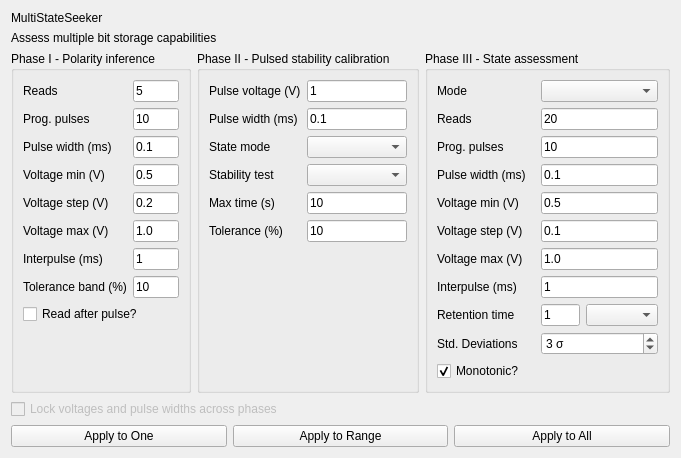
Old version of the form uis/mss.ui in the repository arc-instruments/arc1_pyqt.
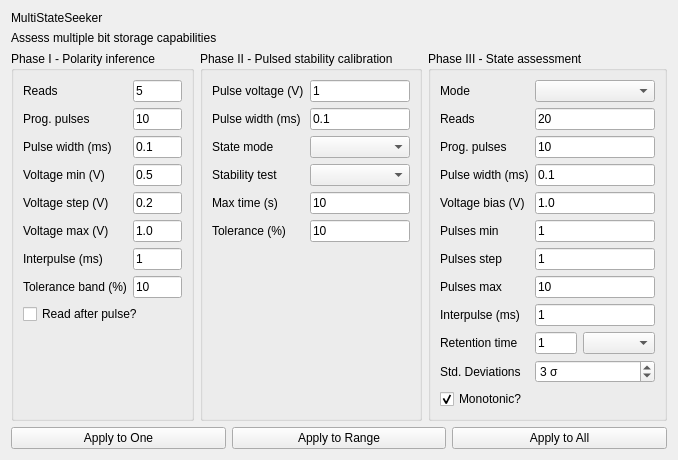
New version of the form. The open tabs and pages were chosen to show the change.

Commit message: Add support for programming sweep mode

```diff
--- a/uis/mss.ui
+++ b/uis/mss.ui
@@ -6,8 +6,8 @@
    <rect>
     <x>0</x>
     <y>0</y>
-    <width>681</width>
-    <height>428</height>
+    <width>678</width>
+    <height>431</height>
    </rect>
   </property>
   <property name="windowTitle">
@@ -167,157 +167,15 @@
       <string>Phase III - State assessment</string>
      </property>
      <layout class="QGridLayout" name="gridLayout_4">
-      <item row="11" column="1">
-       <widget class="QSpinBox" name="stateStdevSpinBox">
-        <property name="suffix">
-         <string> σ</string>
-        </property>
-        <property name="minimum">
-         <number>1</number>
-        </property>
-        <property name="maximum">
-         <number>9</number>
-        </property>
-        <property name="value">
-         <number>3</number>
-        </property>
-       </widget>
-      </item>
-      <item row="1" column="1">
-       <widget class="QLineEdit" name="stateReadsEdit">
+      <item row="0" column="0">
+       <widget class="QLabel" name="label_25">
         <property name="text">
-         <string>20</string>
+         <string>Mode</string>
         </property>
        </widget>
       </item>
-      <item row="2" column="0">
-       <widget class="QLabel" name="label_23">
-        <property name="text">
-         <string>Prog. pulses</string>
-        </property>
-       </widget>
-      </item>
-      <item row="9" column="0">
-       <widget class="QLabel" name="label_20">
-        <property name="text">
-         <string>Interpulse (ms)</string>
-        </property>
-       </widget>
-      </item>
-      <item row="13" column="0">
-       <spacer name="verticalSpacer_3">
-        <property name="orientation">
-         <enum>Qt::Vertical</enum>
-        </property>
-        <property name="sizeHint" stdset="0">
-         <size>
-          <width>20</width>
-          <height>40</height>
-         </size>
-        </property>
-       </spacer>
-      </item>
-      <item row="9" column="1">
-       <widget class="QLineEdit" name="stateInterpulseEdit">
-        <property name="text">
-         <string>1</string>
-        </property>
-       </widget>
-      </item>
-      <item row="1" column="0">
-       <widget class="QLabel" name="label_21">
-        <property name="text">
-         <string>Reads</string>
-        </property>
-       </widget>
-      </item>
-      <item row="11" column="0">
-       <widget class="QLabel" name="label_19">
-        <property name="text">
-         <string>Std. Deviations</string>
-        </property>
-       </widget>
-      </item>
-      <item row="10" column="1">
-       <layout class="QHBoxLayout" name="horizontalLayout_6" stretch="0,0,0,0">
-        <property name="spacing">
-         <number>0</number>
-        </property>
-        <item>
-         <widget class="QLineEdit" name="stateRetentionEdit">
-          <property name="sizePolicy">
-           <sizepolicy hsizetype="Maximum" vsizetype="Fixed">
-            <horstretch>0</horstretch>
-            <verstretch>0</verstretch>
-           </sizepolicy>
-          </property>
-          <property name="maximumSize">
-           <size>
-            <width>100</width>
-            <height>16777215</height>
-           </size>
-          </property>
-          <property name="text">
-           <string>1</string>
-          </property>
-         </widget>
-        </item>
-        <item>
-         <spacer name="horizontalSpacer_2">
-          <property name="orientation">
-           <enum>Qt::Horizontal</enum>
-          </property>
-          <property name="sizeType">
-           <enum>QSizePolicy::Fixed</enum>
-          </property>
-          <property name="sizeHint" stdset="0">
-           <size>
-            <width>6</width>
-            <height>20</height>
-           </size>
-          </property>
-         </spacer>
-        </item>
-        <item>
-         <widget class="QComboBox" name="stateRetentionMultiplierComboBox">
-          <property name="sizePolicy">
-           <sizepolicy hsizetype="Expanding" vsizetype="Fixed">
-            <horstretch>0</horstretch>
-            <verstretch>0</verstretch>
-           </sizepolicy>
-          </property>
-          <property name="maximumSize">
-           <size>
-            <width>100</width>
-            <height>16777215</height>
-           </size>
-          </property>
-         </widget>
-        </item>
-        <item>
-         <spacer name="horizontalSpacer">
-          <property name="orientation">
-           <enum>Qt::Horizontal</enum>
-          </property>
-          <property name="sizeType">
-           <enum>QSizePolicy::MinimumExpanding</enum>
-          </property>
-          <property name="sizeHint" stdset="0">
-           <size>
-            <width>0</width>
-            <height>20</height>
-           </size>
-          </property>
-         </spacer>
-        </item>
-       </layout>
-      </item>
-      <item row="10" column="0">
-       <widget class="QLabel" name="label_22">
-        <property name="text">
-         <string>Retention time</string>
-        </property>
-       </widget>
+      <item row="0" column="1">
+       <widget class="QComboBox" name="assessModeCombo"/>
       </item>
       <item row="2" column="1">
        <widget class="QLineEdit" name="statePulsesEdit">
@@ -326,7 +184,7 @@
         </property>
        </widget>
       </item>
-      <item row="12" column="0" colspan="2">
+      <item row="13" column="0" colspan="2">
        <widget class="QCheckBox" name="monotonicCheckBox">
         <property name="text">
          <string>Monotonic?</string>
@@ -336,17 +194,7 @@
         </property>
        </widget>
       </item>
-      <item row="0" column="0">
-       <widget class="QLabel" name="label_25">
-        <property name="text">
-         <string>Mode</string>
-        </property>
-       </widget>
-      </item>
-      <item row="0" column="1">
-       <widget class="QComboBox" name="assessModeCombo"/>
-      </item>
-      <item row="5" column="0">
+      <item row="6" column="0">
        <widget class="QStackedWidget" name="pwConst03LabelStackedWidget">
         <property name="currentIndex">
          <number>0</number>
@@ -385,9 +233,26 @@
           </item>
          </layout>
         </widget>
+        <widget class="QWidget" name="page_22">
+         <layout class="QHBoxLayout" name="horizontalLayout_8">
+          <property name="spacing">
+           <number>0</number>
+          </property>
+          <property name="margin">
+           <number>0</number>
+          </property>
+          <item>
+           <widget class="QLabel" name="label_31">
+            <property name="text">
+             <string>Pulses step</string>
+            </property>
+           </widget>
+          </item>
+         </layout>
+        </widget>
        </widget>
       </item>
-      <item row="5" column="1">
+      <item row="6" column="1">
        <widget class="QStackedWidget" name="pwConst03EditStackedWidget">
         <property name="currentIndex">
          <number>0</number>
@@ -426,9 +291,26 @@
           </item>
          </layout>
         </widget>
+        <widget class="QWidget" name="page_25">
+         <layout class="QHBoxLayout" name="horizontalLayout_27">
+          <property name="spacing">
+           <number>0</number>
+          </property>
+          <property name="margin">
+           <number>0</number>
+          </property>
+          <item>
+           <widget class="QLineEdit" name="statePulsesStepEdit">
+            <property name="text">
+             <string>1</string>
+            </property>
+           </widget>
+          </item>
+         </layout>
+        </widget>
        </widget>
       </item>
-      <item row="6" column="0">
+      <item row="7" column="0">
        <widget class="QStackedWidget" name="pwConst04LabelStackedWidget">
         <property name="currentIndex">
          <number>0</number>
@@ -467,9 +349,26 @@
           </item>
          </layout>
         </widget>
+        <widget class="QWidget" name="page_23">
+         <layout class="QHBoxLayout" name="horizontalLayout_25">
+          <property name="spacing">
+           <number>0</number>
+          </property>
+          <property name="margin">
+           <number>0</number>
+          </property>
+          <item>
+           <widget class="QLabel" name="label_32">
+            <property name="text">
+             <string>Pulses max</string>
+            </property>
+           </widget>
+          </item>
+         </layout>
+        </widget>
        </widget>
       </item>
-      <item row="6" column="1">
+      <item row="7" column="1">
        <widget class="QStackedWidget" name="pwConst04EditStackedWidget">
         <property name="currentIndex">
          <number>0</number>
@@ -508,60 +407,18 @@
           </item>
          </layout>
         </widget>
-       </widget>
-      </item>
-      <item row="3" column="0">
-       <widget class="QStackedWidget" name="pwConst01LabelStackedWidget">
-        <property name="sizePolicy">
-         <sizepolicy hsizetype="Preferred" vsizetype="Fixed">
-          <horstretch>0</horstretch>
-          <verstretch>0</verstretch>
-         </sizepolicy>
-        </property>
-        <property name="currentIndex">
-         <number>0</number>
-        </property>
-        <widget class="QWidget" name="page_5">
-         <layout class="QHBoxLayout" name="horizontalLayout_9">
+        <widget class="QWidget" name="page_26">
+         <layout class="QHBoxLayout" name="horizontalLayout_28">
           <property name="spacing">
            <number>0</number>
           </property>
-          <property name="leftMargin">
-           <number>0</number>
-          </property>
-          <property name="topMargin">
-           <number>0</number>
-          </property>
-          <property name="bottomMargin">
-           <number>0</number>
-          </property>
-          <item>
-           <widget class="QLabel" name="label_14">
-            <property name="sizePolicy">
-             <sizepolicy hsizetype="Preferred" vsizetype="Fixed">
-              <horstretch>0</horstretch>
-              <verstretch>0</verstretch>
-             </sizepolicy>
-            </property>
-            <property name="text">
-             <string>Pulse width (ms)</string>
-            </property>
-           </widget>
-          </item>
-         </layout>
-        </widget>
-        <widget class="QWidget" name="page_6">
-         <layout class="QHBoxLayout" name="horizontalLayout_11">
-          <property name="spacing">
-           <number>0</number>
-          </property>
           <property name="margin">
            <number>0</number>
           </property>
           <item>
-           <widget class="QLabel" name="label_26">
+           <widget class="QLineEdit" name="statePulsesMaxEdit">
             <property name="text">
-             <string>Voltage (V)</string>
+             <string>10</string>
             </property>
            </widget>
           </item>
@@ -569,54 +426,159 @@
         </widget>
        </widget>
       </item>
-      <item row="3" column="1">
-       <widget class="QStackedWidget" name="pwConst01EditStackedWidget">
-        <property name="sizePolicy">
-         <sizepolicy hsizetype="Preferred" vsizetype="Fixed">
-          <horstretch>0</horstretch>
-          <verstretch>0</verstretch>
-         </sizepolicy>
+      <item row="12" column="1">
+       <widget class="QSpinBox" name="stateStdevSpinBox">
+        <property name="suffix">
+         <string> σ</string>
         </property>
-        <property name="currentIndex">
+        <property name="minimum">
+         <number>1</number>
+        </property>
+        <property name="maximum">
+         <number>9</number>
+        </property>
+        <property name="value">
+         <number>3</number>
+        </property>
+       </widget>
+      </item>
+      <item row="1" column="1">
+       <widget class="QLineEdit" name="stateReadsEdit">
+        <property name="text">
+         <string>20</string>
+        </property>
+       </widget>
+      </item>
+      <item row="2" column="0">
+       <widget class="QLabel" name="progPulsesLabel">
+        <property name="text">
+         <string>Prog. pulses</string>
+        </property>
+       </widget>
+      </item>
+      <item row="10" column="0">
+       <widget class="QLabel" name="label_20">
+        <property name="text">
+         <string>Interpulse (ms)</string>
+        </property>
+       </widget>
+      </item>
+      <item row="14" column="0">
+       <spacer name="verticalSpacer_3">
+        <property name="orientation">
+         <enum>Qt::Vertical</enum>
+        </property>
+        <property name="sizeHint" stdset="0">
+         <size>
+          <width>20</width>
+          <height>40</height>
+         </size>
+        </property>
+       </spacer>
+      </item>
+      <item row="10" column="1">
+       <widget class="QLineEdit" name="stateInterpulseEdit">
+        <property name="text">
+         <string>1</string>
+        </property>
+       </widget>
+      </item>
+      <item row="1" column="0">
+       <widget class="QLabel" name="label_21">
+        <property name="text">
+         <string>Reads</string>
+        </property>
+       </widget>
+      </item>
+      <item row="12" column="0">
+       <widget class="QLabel" name="label_19">
+        <property name="text">
+         <string>Std. Deviations</string>
+        </property>
+       </widget>
+      </item>
+      <item row="11" column="1">
+       <layout class="QHBoxLayout" name="horizontalLayout_6" stretch="0,0,0,0">
+        <property name="spacing">
          <number>0</number>
         </property>
-        <widget class="QWidget" name="page_7">
-         <layout class="QHBoxLayout" name="horizontalLayout_10">
-          <property name="spacing">
-           <number>0</number>
+        <item>
+         <widget class="QLineEdit" name="stateRetentionEdit">
+          <property name="sizePolicy">
+           <sizepolicy hsizetype="Maximum" vsizetype="Fixed">
+            <horstretch>0</horstretch>
+            <verstretch>0</verstretch>
+           </sizepolicy>
           </property>
-          <property name="margin">
-           <number>0</number>
+          <property name="maximumSize">
+           <size>
+            <width>100</width>
+            <height>16777215</height>
+           </size>
           </property>
-          <item>
-           <widget class="QLineEdit" name="statePulseWidthEdit">
-            <property name="text">
-             <string>0.1</string>
-            </property>
-           </widget>
-          </item>
-         </layout>
-        </widget>
-        <widget class="QWidget" name="page_8">
-         <layout class="QHBoxLayout" name="horizontalLayout_12">
-          <property name="spacing">
-           <number>0</number>
+          <property name="text">
+           <string>1</string>
           </property>
-          <property name="margin">
-           <number>0</number>
+         </widget>
+        </item>
+        <item>
+         <spacer name="horizontalSpacer_2">
+          <property name="orientation">
+           <enum>Qt::Horizontal</enum>
           </property>
-          <item>
-           <widget class="QLineEdit" name="stateVoltageEdit">
-            <property name="text">
-             <string>1.0</string>
-            </property>
-           </widget>
-          </item>
-         </layout>
-        </widget>
+          <property name="sizeType">
+           <enum>QSizePolicy::Fixed</enum>
+          </property>
+          <property name="sizeHint" stdset="0">
+           <size>
+            <width>6</width>
+            <height>20</height>
+           </size>
+          </property>
+         </spacer>
+        </item>
+        <item>
+         <widget class="QComboBox" name="stateRetentionMultiplierComboBox">
+          <property name="sizePolicy">
+           <sizepolicy hsizetype="Expanding" vsizetype="Fixed">
+            <horstretch>0</horstretch>
+            <verstretch>0</verstretch>
+           </sizepolicy>
+          </property>
+          <property name="maximumSize">
+           <size>
+            <width>100</width>
+            <height>16777215</height>
+           </size>
+          </property>
+         </widget>
+        </item>
+        <item>
+         <spacer name="horizontalSpacer">
+          <property name="orientation">
+           <enum>Qt::Horizontal</enum>
+          </property>
+          <property name="sizeType">
+           <enum>QSizePolicy::MinimumExpanding</enum>
+          </property>
+          <property name="sizeHint" stdset="0">
+           <size>
+            <width>0</width>
+            <height>20</height>
+           </size>
+          </property>
+         </spacer>
+        </item>
+       </layout>
+      </item>
+      <item row="11" column="0">
+       <widget class="QLabel" name="label_22">
+        <property name="text">
+         <string>Retention time</string>
+        </property>
        </widget>
       </item>
-      <item row="4" column="0">
+      <item row="5" column="0">
        <widget class="QStackedWidget" name="pwConst02LabelStackedWidget">
         <property name="currentIndex">
          <number>0</number>
@@ -655,9 +617,26 @@
           </item>
          </layout>
         </widget>
+        <widget class="QWidget" name="page_21">
+         <layout class="QHBoxLayout" name="horizontalLayout_7">
+          <property name="spacing">
+           <number>0</number>
+          </property>
+          <property name="margin">
+           <number>0</number>
+          </property>
+          <item>
+           <widget class="QLabel" name="label_30">
+            <property name="text">
+             <string>Pulses min</string>
+            </property>
+           </widget>
+          </item>
+         </layout>
+        </widget>
        </widget>
       </item>
-      <item row="4" column="1">
+      <item row="5" column="1">
        <widget class="QStackedWidget" name="pwConst02EditStackedWidget">
         <property name="currentIndex">
          <number>0</number>
@@ -696,6 +675,57 @@
           </item>
          </layout>
         </widget>
+        <widget class="QWidget" name="page_24">
+         <layout class="QHBoxLayout" name="horizontalLayout_26">
+          <property name="spacing">
+           <number>0</number>
+          </property>
+          <property name="margin">
+           <number>0</number>
+          </property>
+          <item>
+           <widget class="QLineEdit" name="statePulsesMinEdit">
+            <property name="text">
+             <string>1</string>
+            </property>
+           </widget>
+          </item>
+         </layout>
+        </widget>
+       </widget>
+      </item>
+      <item row="3" column="0">
+       <widget class="QLabel" name="pulseWidthLabel">
+        <property name="sizePolicy">
+         <sizepolicy hsizetype="Preferred" vsizetype="Fixed">
+          <horstretch>0</horstretch>
+          <verstretch>0</verstretch>
+         </sizepolicy>
+        </property>
+        <property name="text">
+         <string>Pulse width (ms)</string>
+        </property>
+       </widget>
+      </item>
+      <item row="4" column="0">
+       <widget class="QLabel" name="voltageBiasLabel">
+        <property name="text">
+         <string>Voltage bias (V)</string>
+        </property>
+       </widget>
+      </item>
+      <item row="4" column="1">
+       <widget class="QLineEdit" name="stateVoltageEdit">
+        <property name="text">
+         <string>1.0</string>
+        </property>
+       </widget>
+      </item>
+      <item row="3" column="1">
+       <widget class="QLineEdit" name="statePulseWidthEdit">
+        <property name="text">
+         <string>0.1</string>
+        </property>
        </widget>
       </item>
      </layout>
@@ -867,13 +897,6 @@
      </layout>
     </widget>
    </item>
-   <item row="1" column="0" colspan="2">
-    <widget class="QLabel" name="descriptionLabel">
-     <property name="text">
-      <string>Assess multiple bit storage capabilities</string>
-     </property>
-    </widget>
-   </item>
    <item row="0" column="0" colspan="2">
     <widget class="QLabel" name="titleLabel">
      <property name="text">
@@ -881,7 +904,14 @@
      </property>
     </widget>
    </item>
-   <item row="4" column="0" colspan="3">
+   <item row="1" column="0" colspan="2">
+    <widget class="QLabel" name="descriptionLabel">
+     <property name="text">
+      <string>Assess multiple bit storage capabilities</string>
+     </property>
+    </widget>
+   </item>
+   <item row="3" column="0" colspan="3">
     <layout class="QHBoxLayout" name="horizontalLayout">
      <property name="bottomMargin">
       <number>0</number>
@@ -909,16 +939,6 @@
      </item>
     </layout>
    </item>
-   <item row="3" column="0" colspan="3">
-    <widget class="QCheckBox" name="lockDataCheckBox">
-     <property name="enabled">
-      <bool>false</bool>
-     </property>
-     <property name="text">
-      <string>Lock voltages and pulse widths across phases</string>
-     </property>
-    </widget>
-   </item>
   </layout>
  </widget>
  <tabstops>
```
The commit also changes 1 other file.
